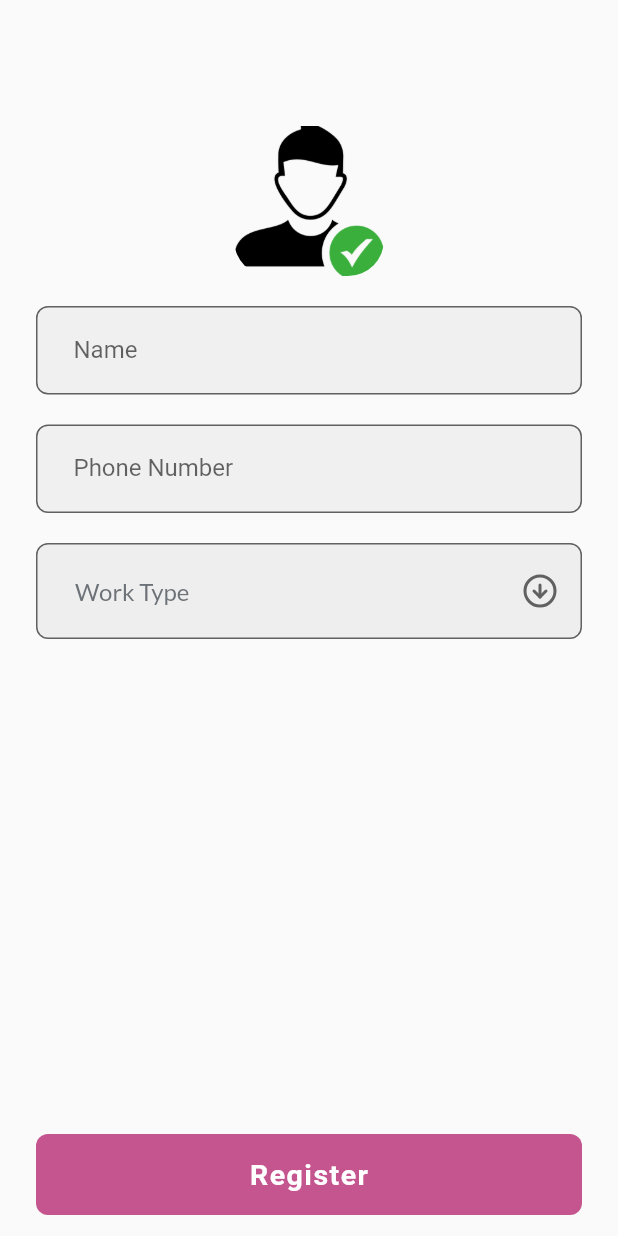
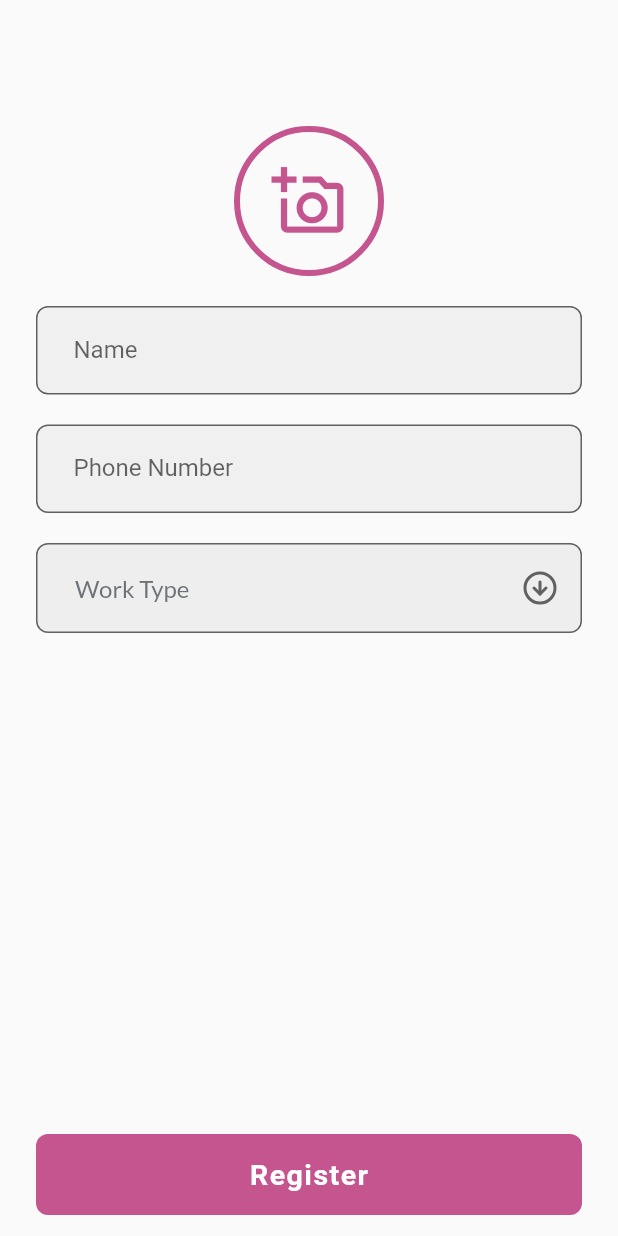
Before and after one commit to awwush/traxsmart-visitor-management-app, a Flutter app: the RegisterDetailsScreen screen opened directly, on a phone screen of 412 x 824 dp. Run offline on Flutter 3.47's test engine with Material 2 defaults, Android fonts, the phone set to English and light mode, and no system bars; our stand-ins replace flutter_custom_clippers, flutter_feather_icons, google_fonts, google_nav_bar, image_picker, material_design_icons_flutter and 2 more; missing offline and left inert: qr_code_scanner, wc_form_validators; accounts and stored records are empty.

Commit message:
Camera implementation done on Register screen

```diff
--- a/lib/ui/register_details.dart
+++ b/lib/ui/register_details.dart
@@ -1,34 +1,12 @@
-import 'package:camera/camera.dart';
+import 'dart:io';
 import 'package:flutter/material.dart';
 import 'package:flutter/services.dart';
 import 'package:google_fonts/google_fonts.dart';
 import 'package:vms/theme/app_theme.dart';
 import 'package:flutter_feather_icons/flutter_feather_icons.dart';
 import 'package:vms/ui/qr_scan.dart';
-import 'package:vms/ui/camera.dart';
 import 'package:wc_form_validators/wc_form_validators.dart';
-
-Future<void> main() async {
-  // Ensure that plugin services are initialized so that `availableCameras()`
-  // can be called before `runApp()`
-  WidgetsFlutterBinding.ensureInitialized();
-
-  // Obtain a list of the available cameras on the device.
-  final cameras = await availableCameras();
-
-  // Get a specific camera from the list of available cameras.
-  final firstCamera = cameras.first;
-
-  runApp(
-    MaterialApp(
-      theme: ThemeData.dark(),
-      home: TakePictureScreen(
-        // Pass the appropriate camera to the TakePictureScreen widget.
-        camera: firstCamera,
-      ),
-    ),
-  );
-}
+import 'package:image_picker/image_picker.dart';
 
 class RegisterDetailsScreen extends StatefulWidget {
   const RegisterDetailsScreen({Key? key}) : super(key: key);
@@ -37,7 +15,9 @@ class RegisterDetailsScreen extends StatefulWidget {
   _RegisterDetailsScreenState createState() => _RegisterDetailsScreenState();
 }
 
-class _RegisterDetailsScreenState extends State<RegisterDetailsScreen> {
+class _RegisterDetailsScreenState extends State<RegisterDetailsScreen>
+    with TickerProviderStateMixin {
+  File? _image;
   late ThemeData theme;
   late CustomTheme customTheme;
   final _formKey = GlobalKey<FormState>();
@@ -45,11 +25,22 @@ class _RegisterDetailsScreenState extends State<RegisterDetailsScreen> {
 
   var items = ['Work Type', 'Post Office', 'RTO Office'];
 
-  get firstCamera => firstCamera;
+  //Take Photo from Camera
+  final _picker = ImagePicker();
+  Future takePhoto() async {
+    final XFile? image = await _picker.pickImage(source: ImageSource.camera);
+
+    final File? file = File(image!.path);
+
+    setState(() {
+      _image = file;
+    });
+  }
 
   @override
   void initState() {
     super.initState();
+
     theme = AppTheme.theme;
     customTheme = AppTheme.customTheme;
   }
@@ -96,28 +87,44 @@ class _RegisterDetailsScreenState extends State<RegisterDetailsScreen> {
         body: ListView(
           padding: const EdgeInsets.fromLTRB(24, 44, 24, 0),
           children: [
-            SizedBox(
+            const SizedBox(
               height: 40,
             ),
             GestureDetector(
-              onTap: () {
-                Navigator.push(
-                    context,
-                    MaterialPageRoute(
-                        builder: (_) => TakePictureScreen(
-                              camera: firstCamera,
-                            )));
+              onTap: () async {
+                // _imgFromCamera();
+                takePhoto();
               },
-              child: const Center(
-                child: ClipRRect(
-                  borderRadius: BorderRadius.all(
+              child: Center(
+                child: _image == null
+                    ? ClipRRect(
+                        borderRadius: const BorderRadius.all(
+                          Radius.circular(24),
+                        ),
+                        child: Container(
+                          width: 100,
+                          height: 100,
+                          decoration: BoxDecoration(
+                            borderRadius: BorderRadius.all(Radius.circular(50)),
+                            border: Border.all(
+                                width: 4.0, color: customTheme.homemadePrimary),
+                          ),
+                          child: Icon(
+                            Icons.add_a_photo_outlined,
+                            size: 50,
+                            color: customTheme.homemadePrimary,
+                          ),
+                        ),
+                      )
+                    : ClipRRect(
+                        borderRadius: const BorderRadius.all(
                           Radius.circular(24),
                         ),
                         child: Image(
                           fit: BoxFit.cover,
                           width: 100,
                           height: 100,
-                    image: AssetImage('assets/images/visitor.png'),
+                          image: FileImage(File(_image!.path)),
                         ),
                       ),
               ),
@@ -169,15 +176,15 @@ class _RegisterDetailsScreenState extends State<RegisterDetailsScreen> {
               height: 20,
             ),
             Container(
-              padding: const EdgeInsets.fromLTRB(25, 7, 15, 7),
+              padding: const EdgeInsets.fromLTRB(25, 5, 15, 5),
               decoration: BoxDecoration(
                   color: theme.colorScheme.onBackground.withAlpha(18),
                   borderRadius: BorderRadius.circular(8.0),
                   border: Border.all(color: Colors.grey.shade700)),
               child: DropdownButtonHideUnderline(
                 child: DropdownButton(
-                  hint: Text("Work Type"),
-                  disabledHint: Text("Work Type"),
+                  hint: const Text("Work Type"),
+                  disabledHint: const Text("Work Type"),
                   value: dropdownvalue,
                   icon: const Icon(FeatherIcons.arrowDownCircle),
                   items: items.map((String items) {
@@ -209,7 +216,7 @@ class _RegisterDetailsScreenState extends State<RegisterDetailsScreen> {
           ],
         ),
         bottomNavigationBar: Padding(
-          padding: EdgeInsets.fromLTRB(24, 10, 24, 14),
+          padding: const EdgeInsets.fromLTRB(24, 10, 24, 14),
           child: GestureDetector(
             onTap: () {
               if (_formKey.currentState!.validate()) {
--- a/pubspec.yaml
+++ b/pubspec.yaml
@@ -45,13 +45,9 @@ dependencies:
   flutter_swipe_button: ^1.1.0
   google_nav_bar: ^5.0.5
   flutter_custom_clippers: ^2.0.0
-  camera: ^0.9.4+14
-  path_provider:
-  path:
-  image_picker:
+  image_picker: ^0.8.4+9
   wc_form_validators: ^1.0.0
   material_design_icons_flutter: 5.0.6595
-  rxdart: ^0.18.0
 
 dev_dependencies:
   flutter_test:
```
Also changed, not shown: lib/ui/camera.dart (deleted, +0 -117 lines), pubspec.lock. Lines whose indentation alone changed are shown as unchanged.
